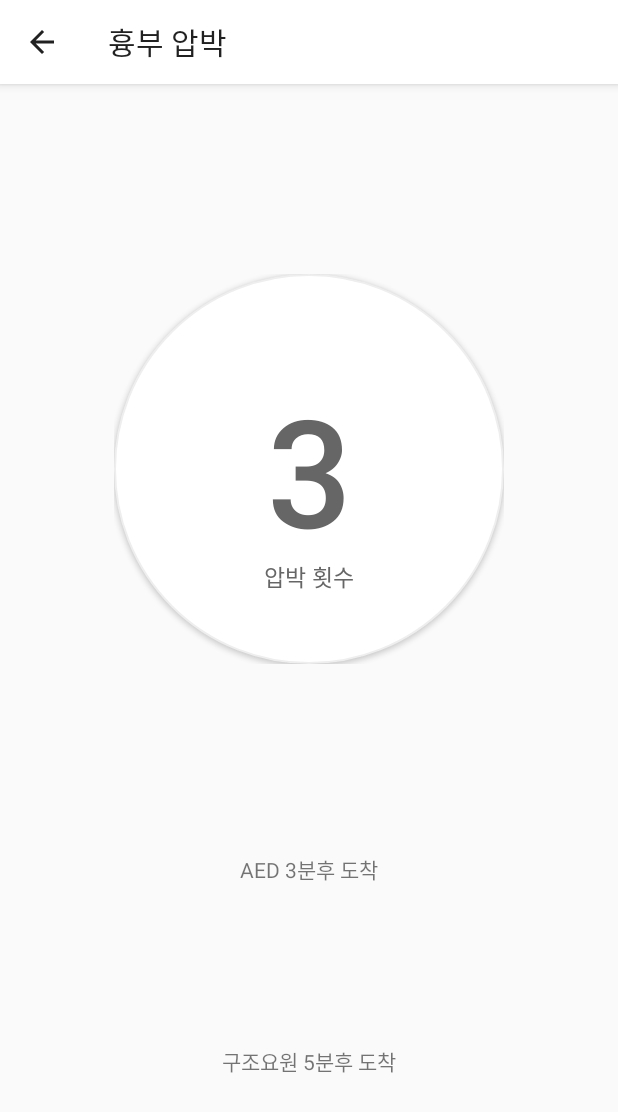
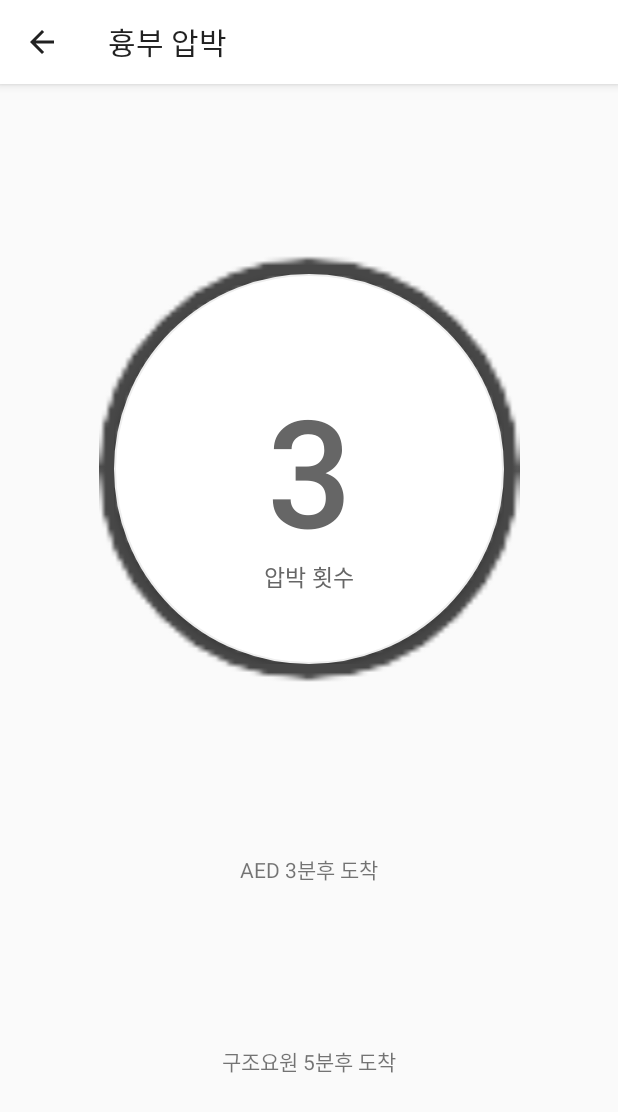
Before and after one commit to c-a-s-e/CASE, an Android app: the HeartActivity screen opened directly, with no data from a screen before it, after a tap on an icon or button, on a phone screen of 412 x 824 dp. Shown: the top 1112 px of the screen. Run offline under Robolectric (Android 15) with nearby library versions, the phone set to English and light mode, and no system bars; our stand-ins replace RxJava; pictures from the network do not load; 2 statements that could not run were skipped.

Commit message:
repeat compression every 30

```diff
--- a/app/src/main/java/com/example/pc/caseproject/CPRButton.kt
+++ b/app/src/main/java/com/example/pc/caseproject/CPRButton.kt
@@ -24,22 +24,25 @@ class CPRButton : Button {
     private var compositeDisposable: CompositeDisposable
     private val bpm: Long = 100
     fun start() {
-        val pulseDisposable =
-                Observable.interval(0, 60 * 1000 / bpm, TimeUnit.MILLISECONDS)
+        val compositeDisposable = CompositeDisposable()
+        compositeDisposable.add(Observable.interval(0, 60 * 1000 / bpm, TimeUnit.MILLISECONDS)
+                .take(31)
                 .flatMap {
                     return@flatMap Observable.create<Long> { emitter ->
-                                Log.d("IntervalExample", "Create")
                         emitter.onNext(it)
-                                emitter.onComplete()
                     }
                 }
                 .observeOn(AndroidSchedulers.mainThread())
-                        .subscribe {
+                .subscribe({
+                    if (it.toInt() == 30) {
+                        pulseUpdateListener.pausePulse()
+                        text = "확인"
+                    } else {
                         text = it.toString()
                         pulseUpdateListener.updatePulse()
-                            Log.d("IntervalExample", it.toString())
+                        Log.e("pulse", it.toString())
                     }
-        compositeDisposable.add(pulseDisposable)
+                }, {}, {}))
     }
 
     fun stop() {
@@ -48,5 +51,6 @@ class CPRButton : Button {
 
     interface PulseUpdateListener {
         fun updatePulse()
+        fun pausePulse()
     }
 }
--- a/app/src/main/java/com/example/pc/caseproject/HeartActivity.kt
+++ b/app/src/main/java/com/example/pc/caseproject/HeartActivity.kt
@@ -23,6 +23,7 @@ import android.widget.Toast
 import android.widget.Toast.LENGTH_LONG
 import android.support.v7.widget.Toolbar
 import android.app.ActionBar
+import com.bumptech.glide.Glide
 import kotlinx.android.synthetic.main.activity_heart.*
 
 
@@ -72,7 +73,6 @@ class HeartActivity : AppCompatActivity(), CPRButton.PulseUpdateListener, AEDUti
 
     override fun onPause() {
         super.onPause()
-        cprButton.stop()
         mediaPlayer.release()
         unregisterReceiver(receiver)
     }
@@ -92,6 +92,12 @@ class HeartActivity : AppCompatActivity(), CPRButton.PulseUpdateListener, AEDUti
         } else {
             vibrator.vibrate(300)
         }
+        Glide.with(this).load(R.drawable.mylocation).into(chestImage)
+    }
+
+    override fun pausePulse() {
+        Glide.with(this).load(R.drawable.cpr_logo).into(chestImage)
+        cprButton.stop()
     }
 
     private fun text911() {
@@ -118,6 +124,7 @@ class HeartActivity : AppCompatActivity(), CPRButton.PulseUpdateListener, AEDUti
 
     inner class MessageBroadcastReceiver : BroadcastReceiver() {
         override fun onReceive(p0: Context?, p1: Intent?) {
+
         }
     }
 }
```
Lines whose indentation alone changed are shown as unchanged.
